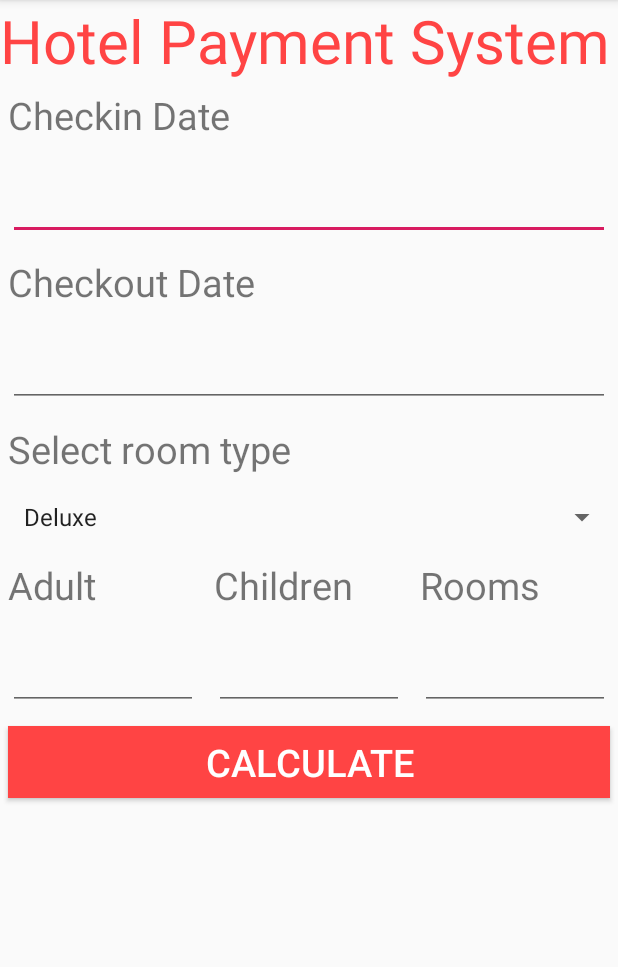
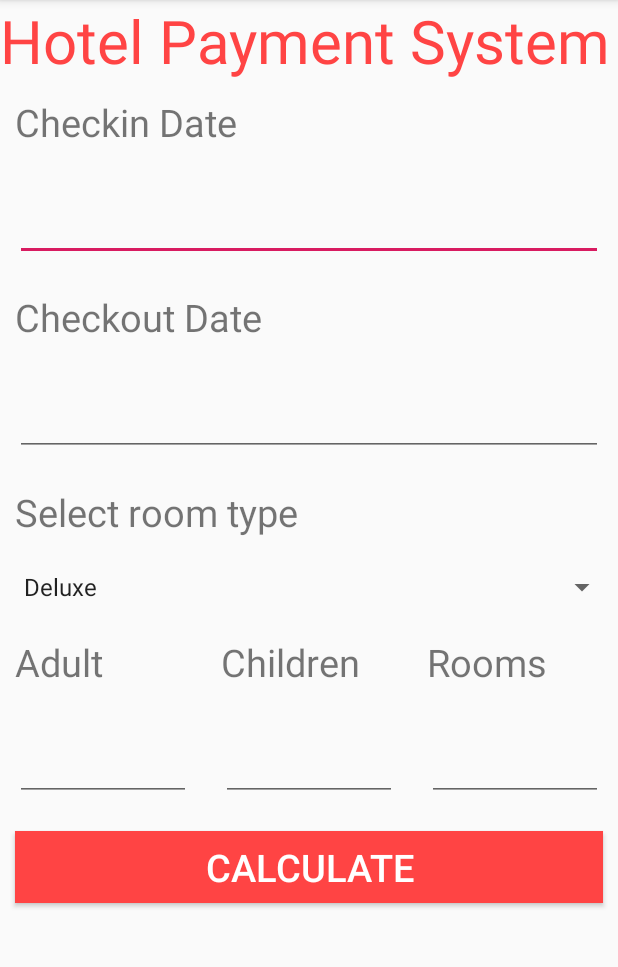
Before and after one commit to stainer33/FirstAssignment, an Android app: the screen it shows after launch (MainActivity), on a phone screen of 412 x 824 dp, the part 84-1051 px from its top. Run offline under Robolectric (Android 15) with nearby library versions, the phone set to English and light mode, and no system bars.

Commit message:
Final Upload

```diff
--- a/app/src/main/res/layout/activity_main.xml
+++ b/app/src/main/res/layout/activity_main.xml
@@ -1,6 +1,12 @@
-<LinearLayout xmlns:android="http://schemas.android.com/apk/res/android"
+<?xml version="1.0" encoding="utf-8"?>
+<ScrollView xmlns:android="http://schemas.android.com/apk/res/android"
     android:layout_width="match_parent"
     android:layout_height="match_parent"
+    android:fillViewport="false">
+
+    <LinearLayout
+        android:layout_width="match_parent"
+        android:layout_height="wrap_content"
         android:orientation="vertical">
 
         <TextView
@@ -93,3 +99,4 @@
             android:id="@+id/Result"
             style="@style/common"></TextView>
     </LinearLayout>
+</ScrollView>
--- a/app/src/main/res/values/styles.xml
+++ b/app/src/main/res/values/styles.xml
@@ -11,6 +11,6 @@
     <item name="android:layout_height">wrap_content</item>
     <item name="android:layout_width">match_parent</item>
     <item name="android:textSize">25sp</item>
-    <item name="android:layout_margin">5sp</item>
+    <item name="android:layout_margin">10sp</item>
 </style>
 </resources>
```
Also changed, not shown: app/src/main/java/com/e/firstapplication/MainActivity.java (+77 -12 lines). Lines whose indentation alone changed are shown as unchanged.
